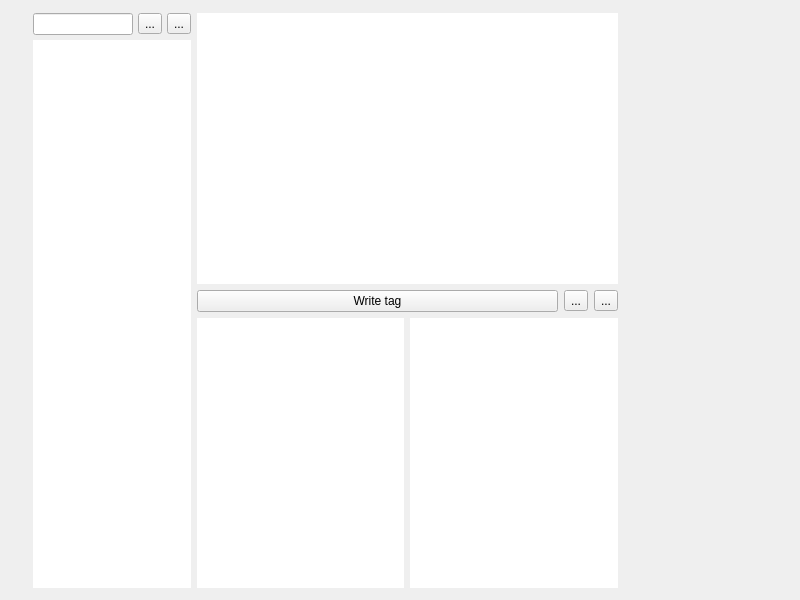
The window that main.ui (woodenbear24/Vid_classification_tool) describes before a commit, drawn with Qt 5.
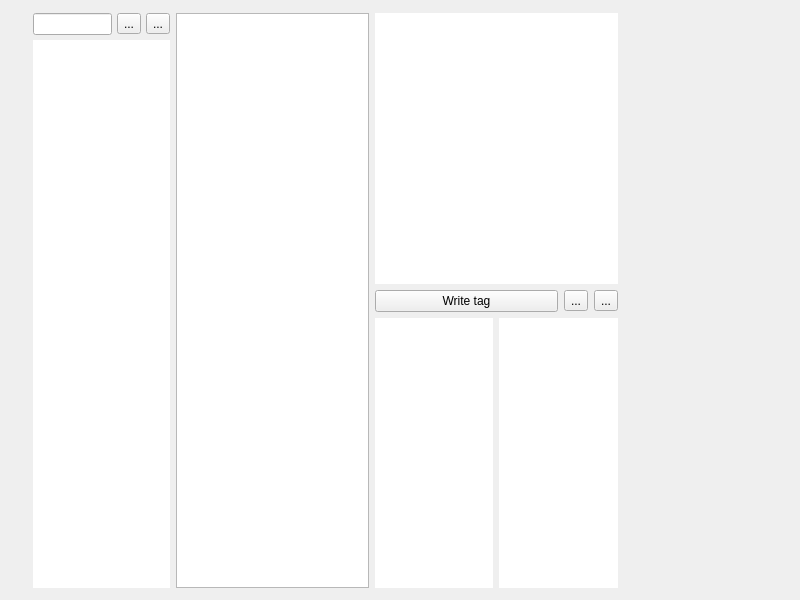
The same window after the commit. Icons and pictures are not drawn.

```diff
--- a/main.ui
+++ b/main.ui
@@ -48,6 +48,12 @@
       </property>
       <item row="0" column="0">
        <widget class="QLineEdit" name="dir_entry">
+        <property name="maximumSize">
+         <size>
+          <width>150</width>
+          <height>16777215</height>
+         </size>
+        </property>
         <property name="cursorMoveStyle">
          <enum>Qt::CursorMoveStyle::LogicalMoveStyle</enum>
         </property>
@@ -75,6 +81,12 @@
       </item>
       <item row="1" column="0" colspan="3">
        <widget class="QListWidget" name="filelist">
+        <property name="maximumSize">
+         <size>
+          <width>200</width>
+          <height>16777215</height>
+         </size>
+        </property>
         <property name="layoutDirection">
          <enum>Qt::LayoutDirection::LeftToRight</enum>
         </property>
@@ -94,13 +106,16 @@
       </item>
      </layout>
     </item>
+    <item>
+     <widget class="QGraphicsView" name="graphicsView"/>
+    </item>
     <item>
      <layout class="QVBoxLayout" name="verticalLayout">
       <item>
        <widget class="QTextBrowser" name="tagdisplay">
         <property name="maximumSize">
          <size>
-          <width>16777215</width>
+          <width>300</width>
           <height>400</height>
          </size>
         </property>
@@ -150,6 +165,12 @@
         </property>
         <item>
          <widget class="QListWidget" name="author_list">
+          <property name="maximumSize">
+           <size>
+            <width>150</width>
+            <height>16777215</height>
+           </size>
+          </property>
           <property name="frameShape">
            <enum>QFrame::Shape::NoFrame</enum>
           </property>
@@ -163,6 +184,12 @@
         </item>
         <item>
          <widget class="QListWidget" name="tag_list">
+          <property name="maximumSize">
+           <size>
+            <width>150</width>
+            <height>16777215</height>
+           </size>
+          </property>
           <property name="frameShape">
            <enum>QFrame::Shape::NoFrame</enum>
           </property>
```
